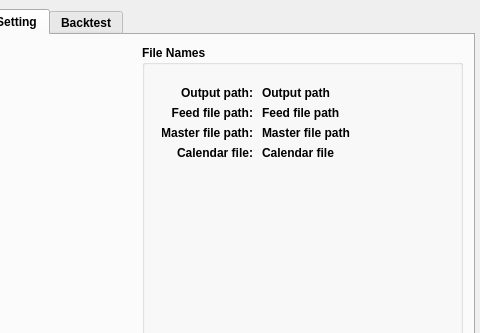
This is OKExBacktest_GUI/mainwindow.ui in yusaito0626/OKExBackTest as Qt 5 draws it before an edit; both pictures show x 195 to 675 and y 0 to 333 of the 675 by 600 pixel window. The edited form follows.
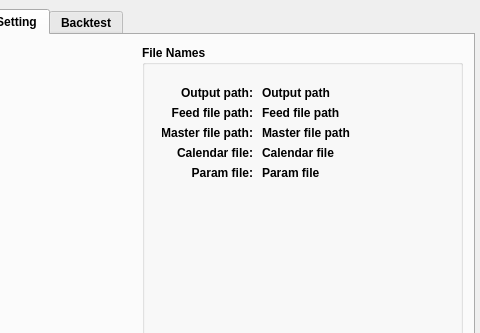
This is the edited form. The open tabs and pages were chosen to show the change.

Commit message: read param file

The edit to the form file:
```diff
--- a/OKExBacktest_GUI/mainwindow.ui
+++ b/OKExBacktest_GUI/mainwindow.ui
@@ -2092,6 +2092,54 @@
         <set>Qt::AlignLeading|Qt::AlignLeft|Qt::AlignVCenter</set>
        </property>
       </widget>
+      <widget class="QLabel" name="lblParamFile">
+       <property name="geometry">
+        <rect>
+         <x>120</x>
+         <y>120</y>
+         <width>191</width>
+         <height>16</height>
+        </rect>
+       </property>
+       <property name="font">
+        <font>
+         <bold>true</bold>
+        </font>
+       </property>
+       <property name="layoutDirection">
+        <enum>Qt::LeftToRight</enum>
+       </property>
+       <property name="text">
+        <string>Param file</string>
+       </property>
+       <property name="alignment">
+        <set>Qt::AlignLeading|Qt::AlignLeft|Qt::AlignVCenter</set>
+       </property>
+      </widget>
+      <widget class="QLabel" name="label_39">
+       <property name="geometry">
+        <rect>
+         <x>20</x>
+         <y>120</y>
+         <width>91</width>
+         <height>16</height>
+        </rect>
+       </property>
+       <property name="font">
+        <font>
+         <bold>true</bold>
+        </font>
+       </property>
+       <property name="layoutDirection">
+        <enum>Qt::LeftToRight</enum>
+       </property>
+       <property name="text">
+        <string>Param file:</string>
+       </property>
+       <property name="alignment">
+        <set>Qt::AlignRight|Qt::AlignTrailing|Qt::AlignVCenter</set>
+       </property>
+      </widget>
      </widget>
     </widget>
     <widget class="QWidget" name="tab">
```
The commit also changes 9 other files.
